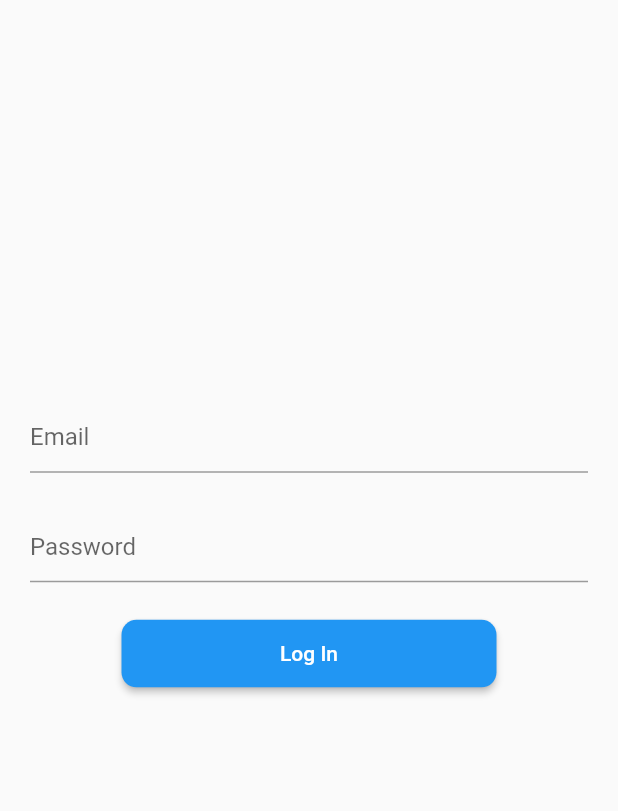
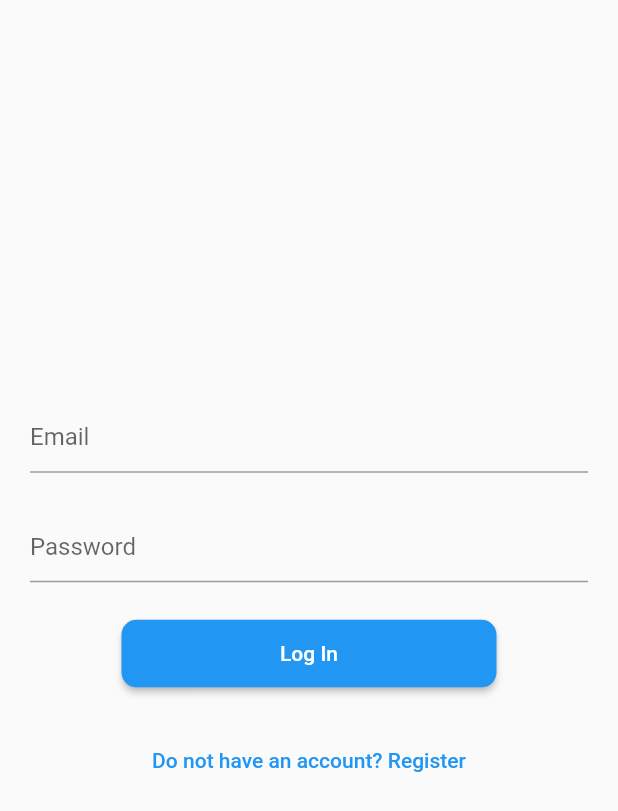
Before and after one commit to jurej1/fit_tip, a Flutter app: the screen it shows after launch, on a phone screen of 412 x 824 dp. Shown: the top 811 px of the screen. Run offline on Flutter 3.47's test engine with Material 2 defaults, Android fonts, the phone set to English and light mode, and no system bars; our stand-ins replace another_flushbar, bloc, cloud_firestore, equatable, firebase_auth, firebase_core and 2 more; accounts and stored records are empty.

Commit message:
switch view button

```diff
--- a/lib/authentication/view/login_view.dart
+++ b/lib/authentication/view/login_view.dart
@@ -61,6 +61,14 @@ class _LoginViewState extends State<LoginView> {
                 _PasswordInputField(focusNode: passwordFocusNode),
                 const SizedBox(height: 25),
                 _SubmitButton(),
+                const SizedBox(height: 25),
+                SwitchViewButton(
+                  title: 'Do not have an account? Register',
+                  onPressed: () {
+                    if (FocusScope.of(context).hasFocus) FocusScope.of(context).unfocus();
+                    Navigator.of(context).pushReplacementNamed(RegisterView.routeName);
+                  },
+                ),
               ],
             ),
           ),
--- /dev/null
+++ b/lib/authentication/widgets/swith_view_button.dart
@@ -0,0 +1,20 @@
+import 'package:flutter/material.dart';
+
+class SwitchViewButton extends StatelessWidget {
+  final String title;
+  final VoidCallback onPressed;
+
+  const SwitchViewButton({
+    Key? key,
+    required this.title,
+    required this.onPressed,
+  }) : super(key: key);
+
+  @override
+  Widget build(BuildContext context) {
+    return TextButton(
+      child: Text(title),
+      onPressed: onPressed,
+    );
+  }
+}
--- a/lib/authentication/widgets/widgets.dart
+++ b/lib/authentication/widgets/widgets.dart
@@ -1,3 +1,4 @@
 export 'input_field.dart';
 export 'submit_button.dart';
 export 'info_flushbar.dart';
+export 'swith_view_button.dart';
```
Also changed, not shown: lib/authentication/view/register_view.dart (+8 -0 lines).
